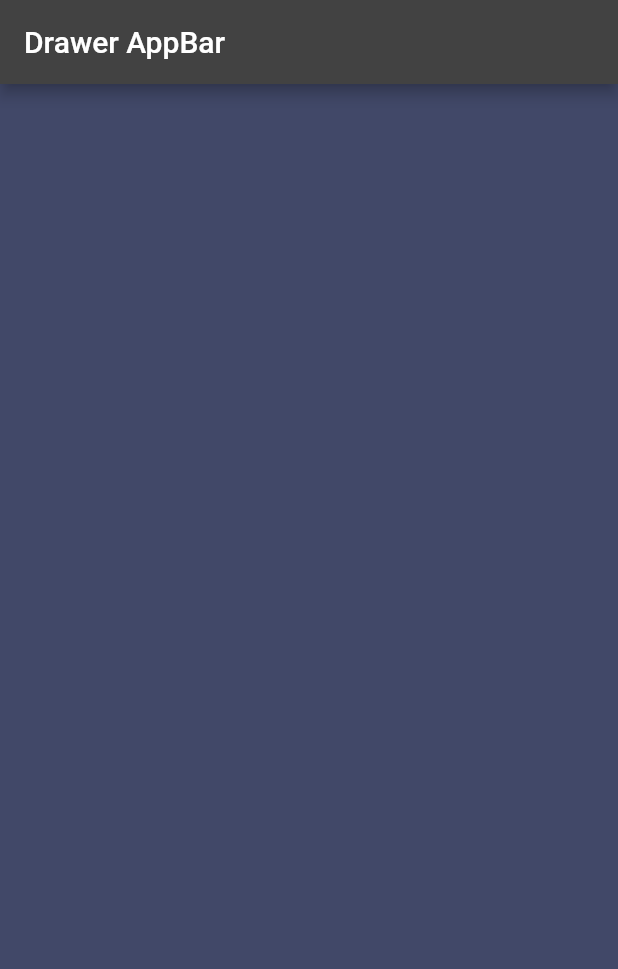
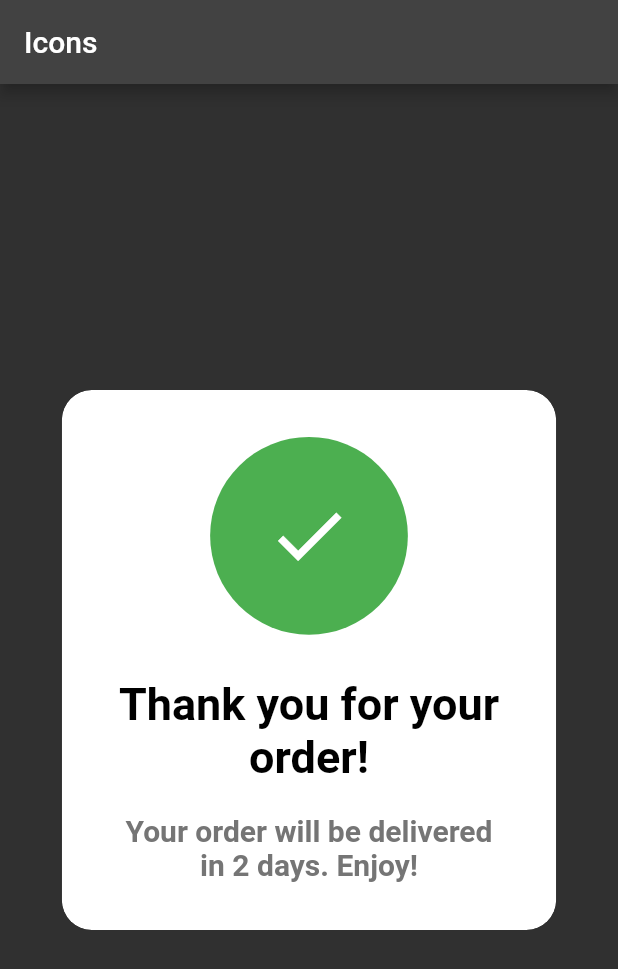
Before and after one commit to ashimMarch/Vandad_anim, a Flutter app: the screen it shows after launch, on a phone screen of 412 x 824 dp. Shown: the top 969 px of the screen. Run offline on Flutter 3.47's test engine with Material 2 defaults, Android fonts, the phone set to English and light mode, and no system bars.

Commit message:
Promt animation. multiple Animation with single AnimationController

```diff
--- /dev/null
+++ b/lib/09_animated_prompt/interactive_prompt_box.dart
@@ -0,0 +1,187 @@
+
+
+
+
+import 'package:flutter/material.dart';
+
+
+class AnimatedPrompt extends StatefulWidget {
+  final String title;
+  final String subTitle;
+  final Widget child;
+
+  const AnimatedPrompt({
+    super.key,
+    required this.title,
+    required this.subTitle,
+    required this.child,
+  });
+
+  @override
+  State<AnimatedPrompt> createState() => _AnimatedPromptState();
+}
+
+class _AnimatedPromptState extends State<AnimatedPrompt>
+    with SingleTickerProviderStateMixin {
+  late AnimationController _controller;
+  late Animation<double> _iconScaleAnimation;
+  late Animation<double> _containerScaleAnimation;
+  late Animation<Offset> _yAnimation;
+
+  @override
+  void initState() {
+    super.initState();
+    _controller = AnimationController(
+      vsync: this,
+      duration: const Duration(seconds: 1),
+    );
+
+    _yAnimation = Tween<Offset>(
+      begin: const Offset(0, 0),
+      end: const Offset(0, -0.23),
+    ).animate(
+      CurvedAnimation(
+        parent: _controller,
+        curve: Curves.easeInOut,
+      ),
+    );
+
+    _iconScaleAnimation = Tween<double>(
+      begin: 7,
+      end: 6,
+    ).animate(
+      CurvedAnimation(
+        parent: _controller,
+        curve: Curves.easeInOut,
+      ),
+    );
+
+    _containerScaleAnimation = Tween<double>(
+      begin: 2.0,
+      end: 0.4,
+    ).animate(
+      CurvedAnimation(
+        parent: _controller,
+        curve: Curves.bounceOut,
+      ),
+    );
+  }
+
+  @override
+  void dispose() {
+    _controller.dispose();
+    super.dispose();
+  }
+
+  @override
+  Widget build(BuildContext context) {
+    _controller
+      ..reset()
+      ..forward();
+
+    return ClipRRect(
+      borderRadius: BorderRadius.circular(20),
+      child: Container(
+        decoration: BoxDecoration(
+          color: Colors.white,
+          borderRadius: BorderRadius.circular(20),
+          boxShadow: [
+            BoxShadow(
+              color: Colors.black.withOpacity(0.2),
+              spreadRadius: 5,
+              blurRadius: 7,
+              offset: const Offset(0, 3),
+            ),
+          ],
+        ),
+        child: ConstrainedBox(
+          constraints: BoxConstraints(
+            minWidth: 100,
+            minHeight: 100,
+            maxHeight: MediaQuery.of(context).size.height * 0.8,
+            maxWidth: MediaQuery.of(context).size.width * 0.8,
+          ),
+          child: Stack(
+            children: [
+              Padding(
+                padding: const EdgeInsets.all(32.0),
+                child: Column(
+                  mainAxisAlignment: MainAxisAlignment.center,
+                  mainAxisSize: MainAxisSize.min,
+                  children: [
+                    const SizedBox(
+                      height: 160,
+                    ),
+                    Text(
+                      widget.title,
+                      textAlign: TextAlign.center,
+                      style: const TextStyle(
+                        fontSize: 30,
+                        fontWeight: FontWeight.bold,
+                        color: Colors.black,
+                      ),
+                    ),
+                    const SizedBox(
+                      height: 20,
+                    ),
+                    Text(
+                      widget.subTitle,
+                      textAlign: TextAlign.center,
+                      style: TextStyle(
+                        fontSize: 20,
+                        fontWeight: FontWeight.bold,
+                        color: Colors.grey[600],
+                      ),
+                    ),
+                  ],
+                ),
+              ),
+              Positioned.fill(
+                child: SlideTransition(
+                  position: _yAnimation,
+                  child: ScaleTransition(
+                    scale: _containerScaleAnimation,
+                    child: Container(
+                      decoration: const BoxDecoration(
+                        shape: BoxShape.circle,
+                        color: Colors.green,
+                      ),
+                      child: ScaleTransition(
+                        scale: _iconScaleAnimation,
+                        child: widget.child,
+                      ),
+                    ),
+                  ),
+                ),
+              )
+            ],
+          ),
+        ),
+      ),
+    );
+  }
+}
+
+
+
+class PromptHome extends StatelessWidget {
+  const PromptHome({super.key});
+
+  @override
+  Widget build(BuildContext context) {
+    return Scaffold(
+      appBar: AppBar(
+        title: const Text('Icons'),
+      ),
+      body: const Center(
+        child: AnimatedPrompt(
+          title: 'Thank you for your order!',
+          subTitle: 'Your order will be delivered in 2 days. Enjoy!',
+          child: Icon(
+            Icons.check,
+          ),
+        ),
+      ),
+    );
+  }
+}
--- a/lib/main.dart
+++ b/lib/main.dart
@@ -8,6 +8,7 @@ import '03_stack_rotate_3d/widget_rotaion3d.dart';
 import '04_hero_animation/hero_animation.dart';
 import '06_tween_animation_builder/tween_anim_builder.dart';
 import '08_3D_animation/3D_animation.dart';
+import '09_animated_prompt/interactive_prompt_box.dart';
 
 
 void main() {
@@ -26,7 +27,7 @@ class MyApp extends StatelessWidget {
       debugShowCheckedModeBanner: false,
       debugShowMaterialGrid: false,
       // home: const HeroAnim(),
-      home: const ThreeDAnimation(),
+      home: const PromptHome(),
     );
   }
 }
```
